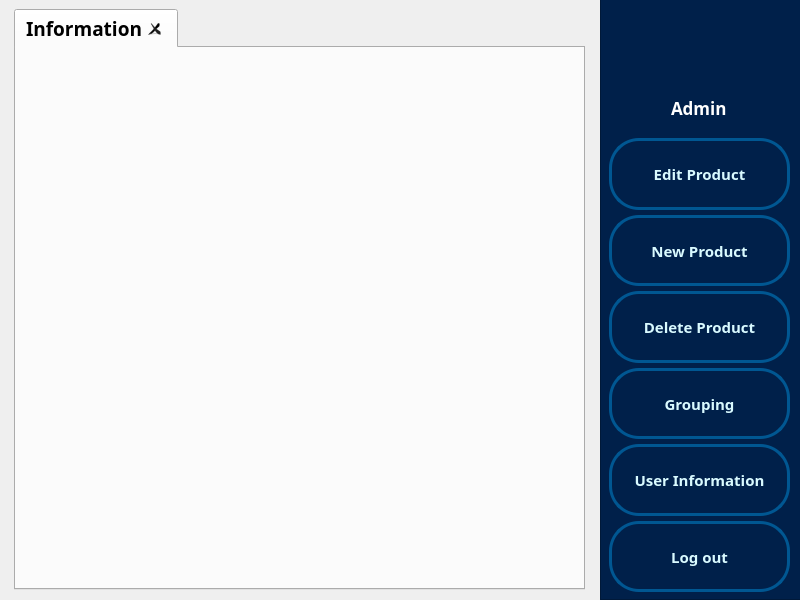
First picture: the form in admin.ui, repository tahadavari/grocery_store, before the edit.
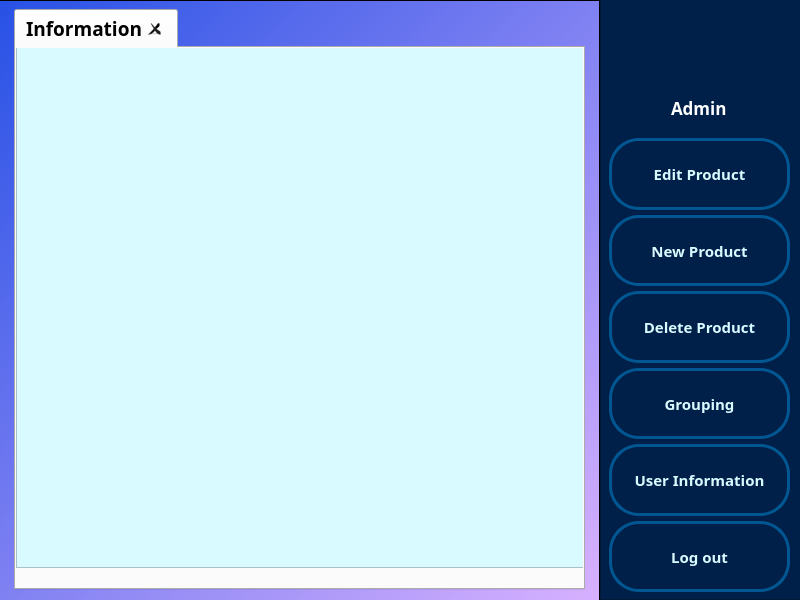
Second picture: the form after the edit. Icons and pictures are not drawn.

Commit message: Groping widget

The edit to the form file:
```diff
--- a/admin.ui
+++ b/admin.ui
@@ -395,8 +395,53 @@
     <attribute name="title">
      <string>Information</string>
     </attribute>
+    <widget class="QFrame" name="frame">
+     <property name="geometry">
+      <rect>
+       <x>0</x>
+       <y>-1</y>
+       <width>571</width>
+       <height>521</height>
+      </rect>
+     </property>
+     <property name="styleSheet">
+      <string notr="true">#frame{
+background:#d9faff
+}</string>
+     </property>
+     <property name="frameShape">
+      <enum>QFrame::StyledPanel</enum>
+     </property>
+     <property name="frameShadow">
+      <enum>QFrame::Raised</enum>
+     </property>
+    </widget>
    </widget>
   </widget>
+  <widget class="QFrame" name="bg_frame">
+   <property name="geometry">
+    <rect>
+     <x>-1</x>
+     <y>0</y>
+     <width>601</width>
+     <height>601</height>
+    </rect>
+   </property>
+   <property name="styleSheet">
+    <string notr="true">#bg_frame{
+background:qlineargradient(spread:pad, x1:0, y1:0, x2:1, y2:1, stop:0 rgba(39, 81, 229, 255), stop:1 rgba(216, 177, 255, 255));
+}</string>
+   </property>
+   <property name="frameShape">
+    <enum>QFrame::StyledPanel</enum>
+   </property>
+   <property name="frameShadow">
+    <enum>QFrame::Raised</enum>
+   </property>
+  </widget>
+  <zorder>bg_frame</zorder>
+  <zorder>horizontalLayoutWidget</zorder>
+  <zorder>tabWidget</zorder>
  </widget>
  <resources>
   <include location="assets.qrc"/>
```
The commit also changes 7 other files.
